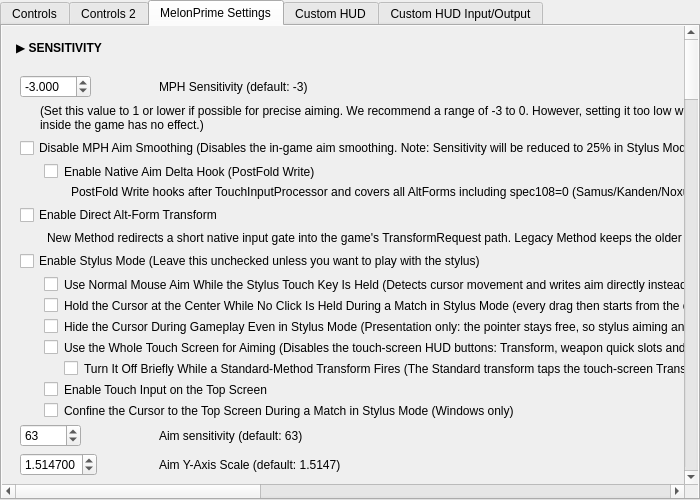
Above: src/frontend/qt_sdl/InputConfig/MelonPrimeInputConfig.ui from ag-advania/melonPrimeDS before the change. Below: the same form after it.
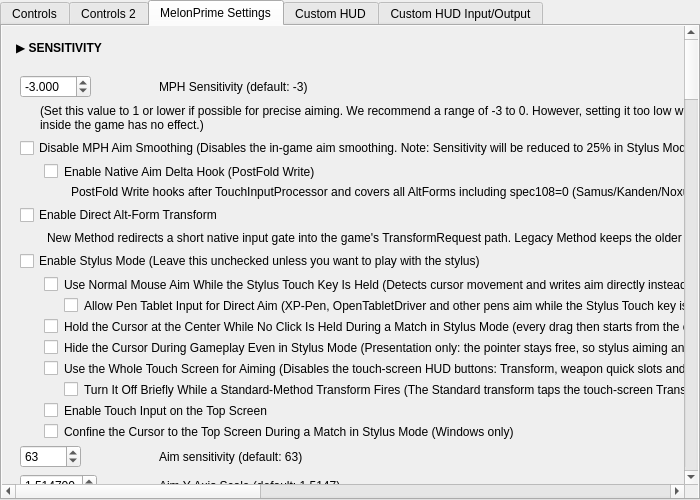
That is the form after the change. The open tabs and pages were chosen to show the change.

Commit message: feat: add opt-in pen tablet direct aim ingress

```diff
--- a/src/frontend/qt_sdl/InputConfig/MelonPrimeInputConfig.ui
+++ b/src/frontend/qt_sdl/InputConfig/MelonPrimeInputConfig.ui
@@ -151,42 +151,48 @@
 											</widget>
 										</item>
 										<item row="12" column="0" colspan="2">
+											<widget class="QCheckBox" name="cbMetroidEnableStylusDirectAimAllowTabletInput">
+												<property name="text"><string>Allow Pen Tablet Input for Direct Aim (XP-Pen, OpenTabletDriver and other pens aim while the Stylus Touch key is held. Leave this off when you play with a normal mouse)</string></property>
+												<property name="styleSheet"><string>QCheckBox { margin-left: 44px; }</string></property>
+											</widget>
+										</item>
+										<item row="13" column="0" colspan="2">
 											<widget class="QCheckBox" name="cbMetroidEnableStylusHoldCursorAtCenterWhenNotClicking">
 												<property name="text"><string>Hold the Cursor at the Center While No Click Is Held During a Match in Stylus Mode (every drag then starts from the center with its full range)</string></property>
 												<property name="styleSheet"><string>QCheckBox { margin-left: 24px; }</string></property>
 											</widget>
 										</item>
-										<item row="13" column="0" colspan="2">
+										<item row="14" column="0" colspan="2">
 											<widget class="QCheckBox" name="cbMetroidEnableStylusHideCursorInGame">
 												<property name="text"><string>Hide the Cursor During Gameplay Even in Stylus Mode (Presentation only: the pointer stays free, so stylus aiming and touch input are unaffected)</string></property>
 												<property name="styleSheet"><string>QCheckBox { margin-left: 24px; }</string></property>
 											</widget>
 										</item>
-										<item row="14" column="0" colspan="2">
+										<item row="15" column="0" colspan="2">
 											<widget class="QCheckBox" name="cbMetroidEnableTouchScreenAimOnly">
 												<property name="text"><string>Use the Whole Touch Screen for Aiming (Disables the touch-screen HUD buttons: Transform, weapon quick slots and the weapon menu. Double-tap jump and the touch boost gesture still work)</string></property>
 												<property name="styleSheet"><string>QCheckBox { margin-left: 24px; }</string></property>
 											</widget>
 										</item>
-										<item row="15" column="0" colspan="2">
+										<item row="16" column="0" colspan="2">
 											<widget class="QCheckBox" name="cbMetroidEnableTouchScreenAimOnlySuspendForTransform">
 												<property name="text"><string>Turn It Off Briefly While a Standard-Method Transform Fires (The Standard transform taps the touch-screen Transform button, which the option above disables. This re-enables the HUD hit-test for those few frames only)</string></property>
 												<property name="styleSheet"><string>QCheckBox { margin-left: 44px; }</string></property>
 											</widget>
 										</item>
-										<item row="16" column="0" colspan="2">
+										<item row="17" column="0" colspan="2">
 											<widget class="QCheckBox" name="cbMetroidEnableTopScreenTouch">
 												<property name="text"><string>Enable Touch Input on the Top Screen</string></property>
 												<property name="styleSheet"><string>QCheckBox { margin-left: 24px; }</string></property>
 											</widget>
 										</item>
-										<item row="17" column="0" colspan="2">
+										<item row="18" column="0" colspan="2">
 											<widget class="QCheckBox" name="cbMetroidEnableStylusConfineCursorToTopScreen">
 												<property name="text"><string>Confine the Cursor to the Top Screen During a Match in Stylus Mode (Windows only)</string></property>
 												<property name="styleSheet"><string>QCheckBox { margin-left: 24px; }</string></property>
 											</widget>
 										</item>
-										<item row="18" column="0">
+										<item row="19" column="0">
 											<widget class="QSpinBox" name="metroidAimSensitvitySpinBox">
 												<property name="minimum">
 													<number>0</number>
@@ -199,14 +205,14 @@
 												</property>
 											</widget>
 										</item>
-										<item row="18" column="1">
+										<item row="19" column="1">
 											<widget class="QLabel" name="metroidAimSensitvityLabel">
 												<property name="text">
 													<string>Aim sensitivity (default: 63)</string>
 												</property>
 											</widget>
 										</item>
-										<item row="19" column="0">
+										<item row="20" column="0">
 											<widget class="QDoubleSpinBox" name="metroidAimYAxisScaleSpinBox">
 												<property name="minimum">
 													<double>0.000001</double>
@@ -225,14 +231,14 @@
 												</property>
 											</widget>
 										</item>
-										<item row="19" column="1">
+										<item row="20" column="1">
 											<widget class="QLabel" name="metroidAimYAxisScaleLabel">
 												<property name="text">
 													<string>Aim Y-Axis Scale (default: 1.5147)</string>
 												</property>
 											</widget>
 										</item>
-										<item row="20" column="0" colspan="2">
+										<item row="21" column="0" colspan="2">
 											<widget class="QLabel" name="metroidAimYAxisScaleLabel2">
 												<property name="text">
 													<string>(1.5147 = MPH native; option: 1.9429 = perfectly matches X/Y angular velocity)</string>
@@ -245,7 +251,7 @@
 												</property>
 											</widget>
 										</item>
-										<item row="21" column="0">
+										<item row="22" column="0">
 											<widget class="QDoubleSpinBox" name="metroidAimAdjustSpinBox">
 												<property name="minimum">
 													<double>0.000000</double>
@@ -264,19 +270,19 @@
 												</property>
 											</widget>
 										</item>
-										<item row="21" column="1">
+										<item row="22" column="1">
 											<widget class="QLabel" name="metroidAimAdjustLabel">
 												<property name="text">
 													<string notr="true">&lt;html&gt;&lt;head/&gt;&lt;body&gt;&lt;p&gt;&lt;b&gt;Input threshold (deadzone + snap)&lt;/b&gt; (recommended: 0.01 [default] or 0.5): |x|&amp;lt;a → 0, a ≤ |x|&amp;lt;1 → ±1, |x|≥1 → as is (a=0: off = all values under 1 ignored, no snap)&lt;br/&gt;When your aim isn't going the way you want, try lowering this value.&lt;/p&gt;&lt;/body&gt;&lt;/html&gt;</string>
 												</property>
 											</widget>
 										</item>
-										<item row="22" column="0" colspan="2">
+										<item row="23" column="0" colspan="2">
 											<widget class="QCheckBox" name="cbMetroidEnableAimAccumulator">
 												<property name="text"><string>Enable Aim Sub-pixel Accumulator (Carry fractional mouse movement across frames. Enable for smoother low-sensitivity aiming)</string></property>
 											</widget>
 										</item>
-										<item row="23" column="0">
+										<item row="24" column="0">
 											<widget class="QPushButton" name="metroidResetSensitivityValues">
 												<property name="text">
 													<string>Reset sensitivity values</string>
```
The commit also changes 26 other files.
